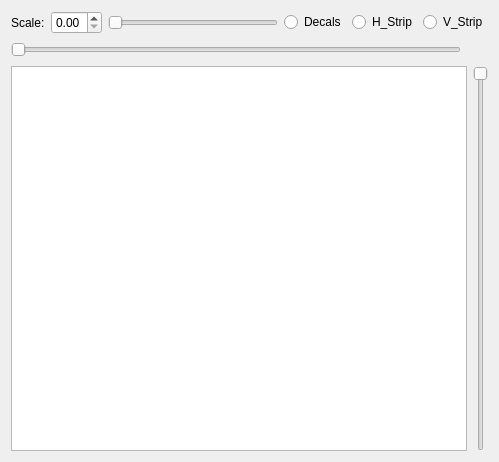
First picture: the form in Maya_Tools/Developer/Main/UI/Decal_Form.ui, repository code-google-com/mayatools, before the edit.
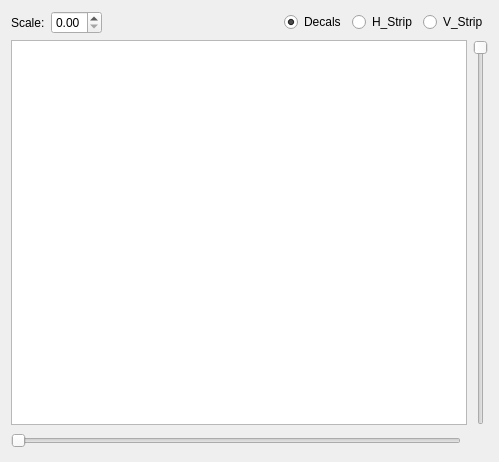
Second picture: the form after the edit.

Patch:
```diff
--- a/Maya_Tools/Developer/Main/UI/Decal_Form.ui
+++ b/Maya_Tools/Developer/Main/UI/Decal_Form.ui
@@ -40,20 +40,26 @@
       </widget>
      </item>
      <item>
-      <widget class="QSlider" name="sldScaleDecal">
-       <property name="enabled">
-        <bool>false</bool>
-       </property>
+      <spacer name="horizontalSpacer_2">
        <property name="orientation">
         <enum>Qt::Horizontal</enum>
        </property>
-      </widget>
+       <property name="sizeHint" stdset="0">
+        <size>
+         <width>40</width>
+         <height>20</height>
+        </size>
+       </property>
+      </spacer>
      </item>
      <item>
       <widget class="QRadioButton" name="rdbDecal">
        <property name="text">
         <string>Decals</string>
        </property>
+       <property name="checked">
+        <bool>true</bool>
+       </property>
       </widget>
      </item>
      <item>
@@ -72,39 +78,6 @@
      </item>
     </layout>
    </item>
-   <item>
-    <layout class="QHBoxLayout" name="horizontalLayout">
-     <item>
-      <widget class="QSlider" name="hSlider">
-       <property name="sizePolicy">
-        <sizepolicy hsizetype="Preferred" vsizetype="Fixed">
-         <horstretch>0</horstretch>
-         <verstretch>0</verstretch>
-        </sizepolicy>
-       </property>
-       <property name="orientation">
-        <enum>Qt::Horizontal</enum>
-       </property>
-      </widget>
-     </item>
-     <item>
-      <spacer name="horizontalSpacer">
-       <property name="orientation">
-        <enum>Qt::Horizontal</enum>
-       </property>
-       <property name="sizeType">
-        <enum>QSizePolicy::Fixed</enum>
-       </property>
-       <property name="sizeHint" stdset="0">
-        <size>
-         <width>27</width>
-         <height>20</height>
-        </size>
-       </property>
-      </spacer>
-     </item>
-    </layout>
-   </item>
    <item>
     <layout class="QHBoxLayout" name="horizontalLayout_3">
      <item>
@@ -153,6 +126,39 @@
      </item>
     </layout>
    </item>
+   <item>
+    <layout class="QHBoxLayout" name="horizontalLayout">
+     <item>
+      <widget class="QSlider" name="hSlider">
+       <property name="sizePolicy">
+        <sizepolicy hsizetype="Preferred" vsizetype="Fixed">
+         <horstretch>0</horstretch>
+         <verstretch>0</verstretch>
+        </sizepolicy>
+       </property>
+       <property name="orientation">
+        <enum>Qt::Horizontal</enum>
+       </property>
+      </widget>
+     </item>
+     <item>
+      <spacer name="horizontalSpacer">
+       <property name="orientation">
+        <enum>Qt::Horizontal</enum>
+       </property>
+       <property name="sizeType">
+        <enum>QSizePolicy::Fixed</enum>
+       </property>
+       <property name="sizeHint" stdset="0">
+        <size>
+         <width>27</width>
+         <height>20</height>
+        </size>
+       </property>
+      </spacer>
+     </item>
+    </layout>
+   </item>
   </layout>
  </widget>
  <resources/>
```
